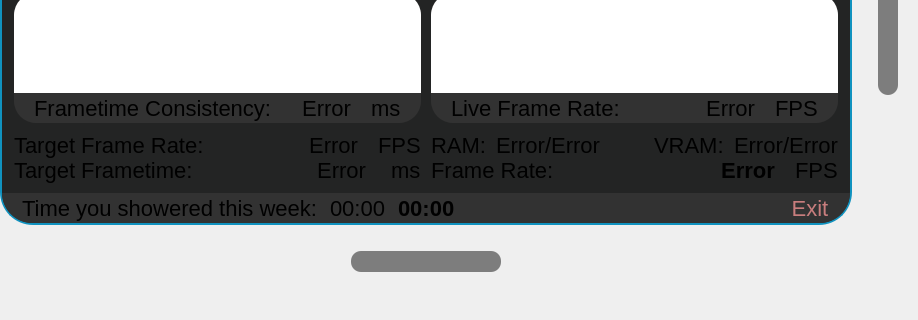
Above: src/userinterface/dashboardui.ui from Trixxle/SeamenPerformanceOverlay before the change; both pictures show x 0 to 918 and y 211 to 531 of the 918 by 531 pixel window. Below: the same form after it.
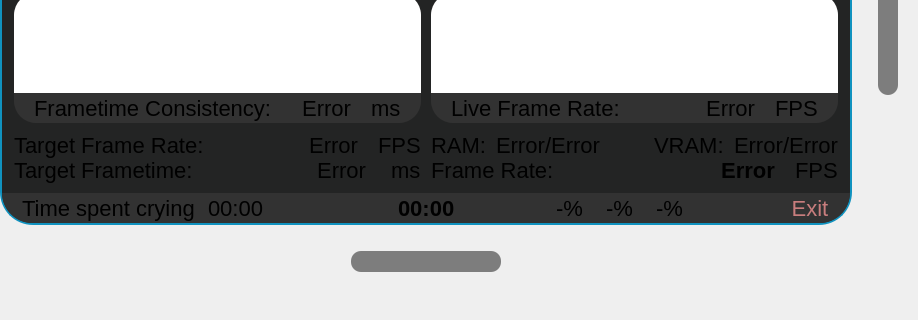
That is the form after the change. Icons and pictures are not drawn. Custom widgets are drawn as their Qt base class.

Commit message: Implemented controllers and headset battery

```diff
--- a/src/userinterface/dashboardui.ui
+++ b/src/userinterface/dashboardui.ui
@@ -273,7 +273,7 @@
            <item>
             <widget class="QLabel" name="playTimeTitle">
              <property name="text">
-              <string>Time you showered this week:</string>
+              <string>Time spent crying</string>
              </property>
             </widget>
            </item>
@@ -329,10 +329,145 @@
           </widget>
          </item>
          <item row="0" column="2">
-          <layout class="QHBoxLayout" name="exitByttonLayout" stretch="0,0">
+          <layout class="QHBoxLayout" name="exitByttonLayout" stretch="0,0,0,0,0,0,0,0,0,0,0">
            <property name="spacing">
             <number>0</number>
            </property>
+           <item>
+            <spacer name="horizontalSpacer_6">
+             <property name="orientation">
+              <enum>Qt::Orientation::Horizontal</enum>
+             </property>
+             <property name="sizeType">
+              <enum>QSizePolicy::Policy::Expanding</enum>
+             </property>
+             <property name="sizeHint" stdset="0">
+              <size>
+               <width>40</width>
+               <height>20</height>
+              </size>
+             </property>
+            </spacer>
+           </item>
+           <item>
+            <widget class="QLabel" name="leftControllerIcon">
+             <property name="maximumSize">
+              <size>
+               <width>30</width>
+               <height>30</height>
+              </size>
+             </property>
+             <property name="text">
+              <string/>
+             </property>
+             <property name="pixmap">
+              <pixmap resource="../../resources-nonbin/customIcons.qrc">:/icons/leftControllerPNG.png</pixmap>
+             </property>
+             <property name="scaledContents">
+              <bool>true</bool>
+             </property>
+             <property name="alignment">
+              <set>Qt::AlignmentFlag::AlignCenter</set>
+             </property>
+            </widget>
+           </item>
+           <item>
+            <widget class="QLabel" name="leftControllerBatteryLabel">
+             <property name="text">
+              <string>-%</string>
+             </property>
+            </widget>
+           </item>
+           <item>
+            <spacer name="horizontalSpacer_7">
+             <property name="orientation">
+              <enum>Qt::Orientation::Horizontal</enum>
+             </property>
+             <property name="sizeType">
+              <enum>QSizePolicy::Policy::Preferred</enum>
+             </property>
+             <property name="sizeHint" stdset="0">
+              <size>
+               <width>10</width>
+               <height>20</height>
+              </size>
+             </property>
+            </spacer>
+           </item>
+           <item>
+            <widget class="QLabel" name="rightControllerIcon">
+             <property name="maximumSize">
+              <size>
+               <width>30</width>
+               <height>30</height>
+              </size>
+             </property>
+             <property name="text">
+              <string/>
+             </property>
+             <property name="pixmap">
+              <pixmap resource="../../resources-nonbin/customIcons.qrc">:/icons/rightControllerPNG.png</pixmap>
+             </property>
+             <property name="scaledContents">
+              <bool>true</bool>
+             </property>
+             <property name="alignment">
+              <set>Qt::AlignmentFlag::AlignCenter</set>
+             </property>
+            </widget>
+           </item>
+           <item>
+            <widget class="QLabel" name="rightControllerBatteryLabel">
+             <property name="text">
+              <string>-%</string>
+             </property>
+            </widget>
+           </item>
+           <item>
+            <spacer name="horizontalSpacer_11">
+             <property name="orientation">
+              <enum>Qt::Orientation::Horizontal</enum>
+             </property>
+             <property name="sizeType">
+              <enum>QSizePolicy::Policy::Preferred</enum>
+             </property>
+             <property name="sizeHint" stdset="0">
+              <size>
+               <width>10</width>
+               <height>20</height>
+              </size>
+             </property>
+            </spacer>
+           </item>
+           <item>
+            <widget class="QLabel" name="headsetIcon">
+             <property name="maximumSize">
+              <size>
+               <width>30</width>
+               <height>30</height>
+              </size>
+             </property>
+             <property name="text">
+              <string/>
+             </property>
+             <property name="pixmap">
+              <pixmap resource="../../resources-nonbin/customIcons.qrc">:/icons/hmdPNG.png</pixmap>
+             </property>
+             <property name="scaledContents">
+              <bool>true</bool>
+             </property>
+             <property name="alignment">
+              <set>Qt::AlignmentFlag::AlignCenter</set>
+             </property>
+            </widget>
+           </item>
+           <item>
+            <widget class="QLabel" name="headsetBatteryLevel">
+             <property name="text">
+              <string>-%</string>
+             </property>
+            </widget>
+           </item>
            <item>
             <spacer name="horizontalSpacer_3">
              <property name="orientation">
```
Left out of the diff: 4 changed lines with no effect on the pictures. The commit also changes 6 other files.
